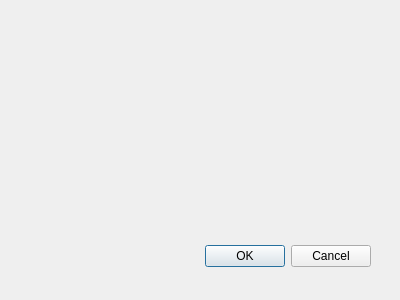
The window that preferencesdialog.ui (LStefanCoder/DictoSinico) describes before a commit, drawn with Qt 5.
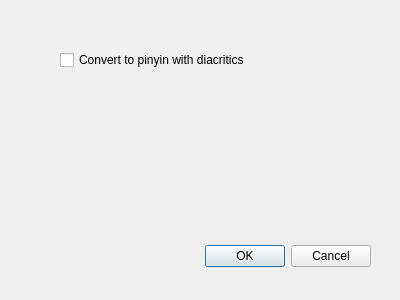
The same window after the commit.

Commit message: Preferences window now preserves value of checkbox.

What changed in the file:
```diff
--- a/preferencesdialog.ui
+++ b/preferencesdialog.ui
@@ -29,6 +29,19 @@
     <set>QDialogButtonBox::StandardButton::Cancel|QDialogButtonBox::StandardButton::Ok</set>
    </property>
   </widget>
+  <widget class="QCheckBox" name="diacriticBox">
+   <property name="geometry">
+    <rect>
+     <x>60</x>
+     <y>50</y>
+     <width>241</width>
+     <height>20</height>
+    </rect>
+   </property>
+   <property name="text">
+    <string>Convert to pinyin with diacritics</string>
+   </property>
+  </widget>
  </widget>
  <resources/>
  <connections>
```
The commit also changes 5 other files.
